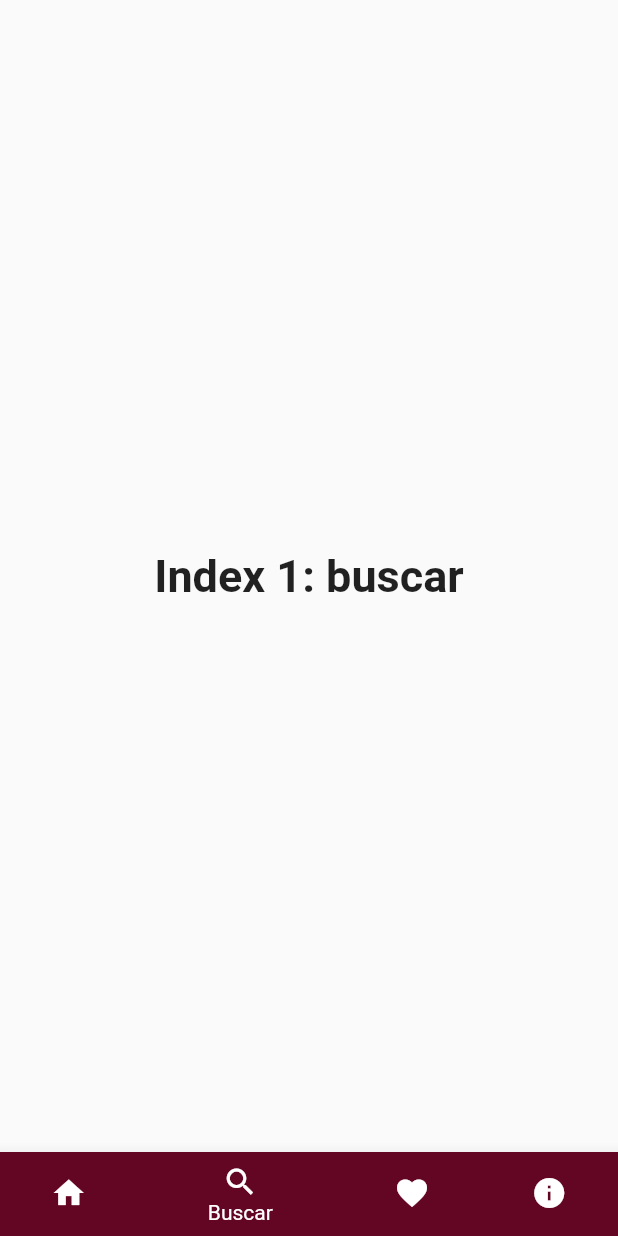
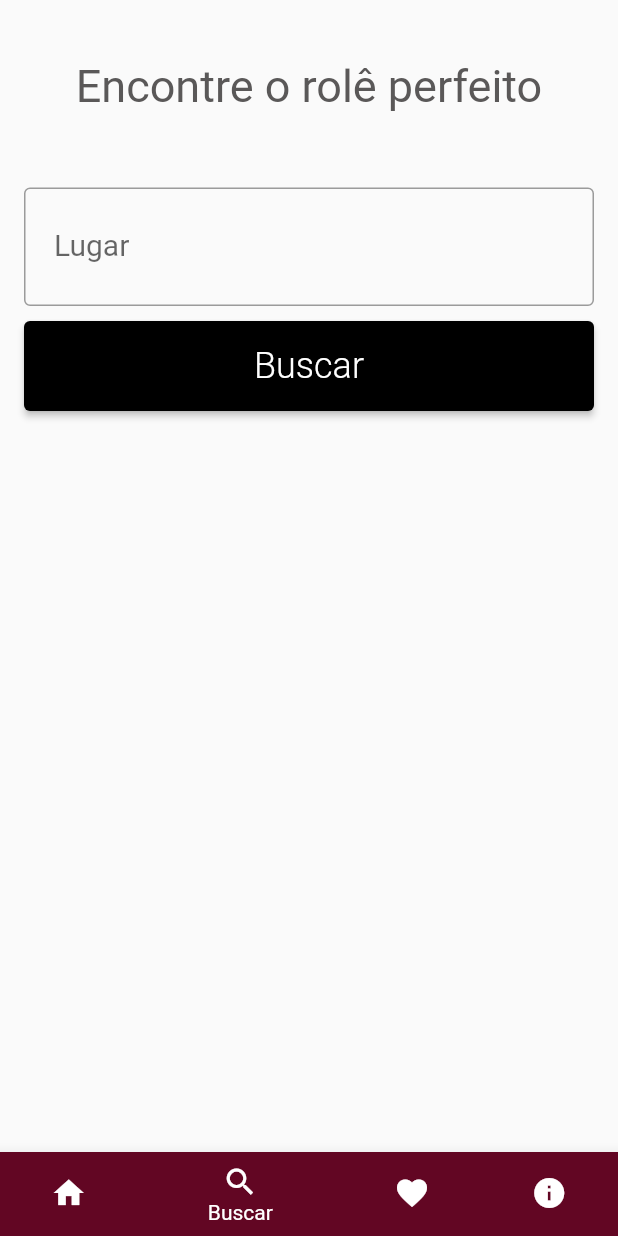
Before and after one commit to Marincor/no_role, a Flutter app: the screen it shows after launch, item 2 of the bottom bar chosen, on a phone screen of 412 x 824 dp. Run offline on Flutter 3.47's test engine with Material 2 defaults, Android fonts, the light colour scheme and no system bars; our stand-ins replace google_fonts; network calls fail.

Commit message:
feat: 🎸 SearchPage included

```diff
--- a/lib/main.dart
+++ b/lib/main.dart
@@ -1,4 +1,6 @@
 import 'package:flutter/material.dart';
+import 'package:no_role/pages/home_page.dart';
+import 'package:no_role/pages/search_page.dart';
 
 void main() {
   runApp(const MyApp());
@@ -39,14 +41,8 @@ class _MyHomePage extends State<MyHomePage> {
   static const TextStyle optionStyle =
       TextStyle(fontSize: 30, fontWeight: FontWeight.bold);
   static const List<Widget> _widgetOptions = <Widget>[
-    Text(
-      'Index 0: Home',
-      style: optionStyle,
-    ),
-    Text(
-      'Index 1: buscar',
-      style: optionStyle,
-    ),
+    HomePage(),
+    SearchPage(),
     Text(
       'Index 2: lista',
       style: optionStyle,
--- /dev/null
+++ b/lib/pages/search_page.dart
@@ -0,0 +1,52 @@
+import 'dart:ui';
+
+import 'package:flutter/material.dart';
+import 'package:flutter/services.dart';
+import 'package:google_fonts/google_fonts.dart';
+
+class SearchPage extends StatelessWidget {
+  const SearchPage({Key? key}) : super(key: key);
+
+  @override
+  Widget build(BuildContext context) {
+    return Container(
+      margin: EdgeInsets.only(top: 40.0),
+      child: Column(children: [
+        Text(
+          "Encontre o rolê perfeito",
+          style: GoogleFonts.roboto(
+              fontSize: 30.0, color: Color.fromARGB(255, 90, 88, 88)),
+        ),
+        Padding(
+          padding: const EdgeInsets.only(top: 50.0, bottom: 10.0),
+          child: SizedBox(
+            width: 380,
+            child: TextField(
+              style: TextStyle(fontSize: 20),
+              obscureText: true,
+              decoration: InputDecoration(
+                  border: OutlineInputBorder(),
+                  contentPadding:
+                      EdgeInsets.symmetric(vertical: 28, horizontal: 20),
+                  labelText: "Lugar"),
+            ),
+          ),
+        ),
+        SizedBox(
+          height: 60,
+          width: 380,
+          child: ElevatedButton(
+              style: ButtonStyle(
+                  backgroundColor:
+                      MaterialStateProperty.all<Color>(Colors.black)),
+              onPressed: () {},
+              child: Text(
+                'Buscar',
+                style: GoogleFonts.roboto(
+                    fontSize: 24.0, fontWeight: FontWeight.w300),
+              )),
+        ),
+      ]),
+    );
+  }
+}
--- a/pubspec.yaml
+++ b/pubspec.yaml
@@ -34,6 +34,7 @@ dependencies:
   # The following adds the Cupertino Icons font to your application.
   # Use with the CupertinoIcons class for iOS style icons.
   cupertino_icons: ^1.0.2
+  google_fonts: ^2.3.1
 
 dev_dependencies:
   flutter_test:
```
Also changed, not shown: lib/pages/home_page.dart (added, +59 -0 lines), pubspec.lock.
